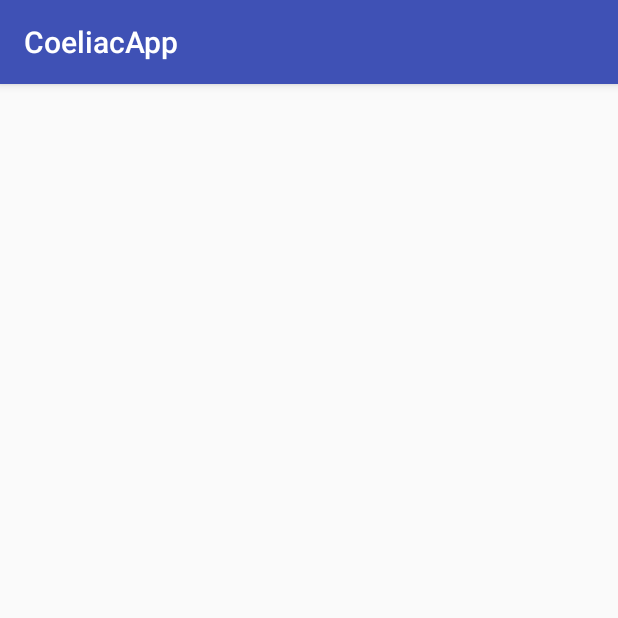
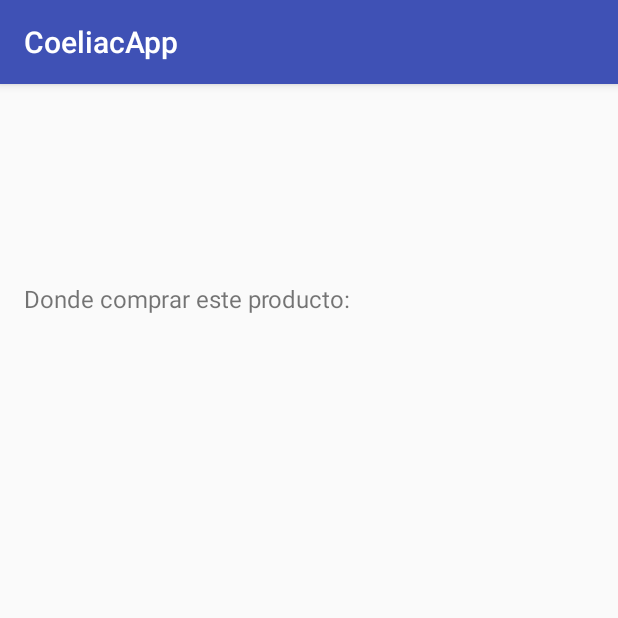
Before and after one commit to mberetta/mobile2016c2, an Android app: the SearchDetailsActivity screen opened directly, with no data from a screen before it, on a phone screen of 412 x 824 dp, the top half of it. Run offline under Robolectric (Android 15) with nearby library versions, the phone set to English and light mode, and no system bars.

Commit message:
new layout

```diff
--- a/CoeliacApp/app/src/main/res/layout/activity_search_details.xml
+++ b/CoeliacApp/app/src/main/res/layout/activity_search_details.xml
@@ -1,5 +1,5 @@
 <?xml version="1.0" encoding="utf-8"?>
-<RelativeLayout xmlns:android="http://schemas.android.com/apk/res/android"
+<LinearLayout xmlns:android="http://schemas.android.com/apk/res/android"
     xmlns:tools="http://schemas.android.com/tools"
     android:layout_width="match_parent"
     android:layout_height="match_parent"
@@ -7,8 +7,36 @@
     android:paddingLeft="@dimen/activity_horizontal_margin"
     android:paddingRight="@dimen/activity_horizontal_margin"
     android:paddingTop="@dimen/activity_vertical_margin"
-    tools:context=".models.search.SearchDetailsActivity">
+    tools:context=".models.search.ProductDetailsActivity"
+    android:orientation="vertical">
 
+    <TextView
+        android:id="@+id/detailsTitleView"
+        android:textStyle="bold"
+        android:layout_width="wrap_content"
+        android:layout_height="wrap_content"
+        tools:text="Titulo del producto"
+        android:layout_marginBottom="16dp"
+        android:textSize="30sp"/>
 
+    <TextView
+        android:id="@+id/subtitleTextView"
+        android:layout_width="wrap_content"
+        android:layout_height="wrap_content"
+        tools:text="SubTitulo del producto"
+        android:layout_marginBottom="32dp"
+        android:textSize="20sp"/>
 
-</RelativeLayout>
+    <TextView
+        android:id="@+id/whereToBuyLabelView"
+        android:layout_width="wrap_content"
+        android:layout_height="wrap_content"
+        android:text="Donde comprar este producto:"
+        android:textSize="16sp"
+        android:layout_marginBottom="16dp"/>
+
+    <ListView android:id="@+id/recomendedShopList"
+        android:layout_width="match_parent"
+        android:layout_height="wrap_content" />
+
+</LinearLayout>
```
